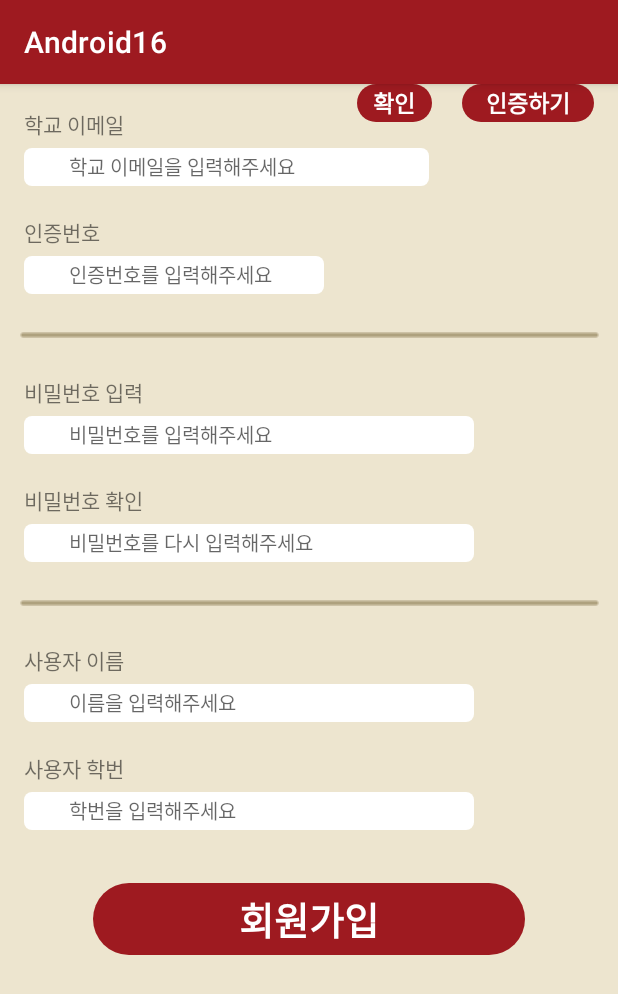
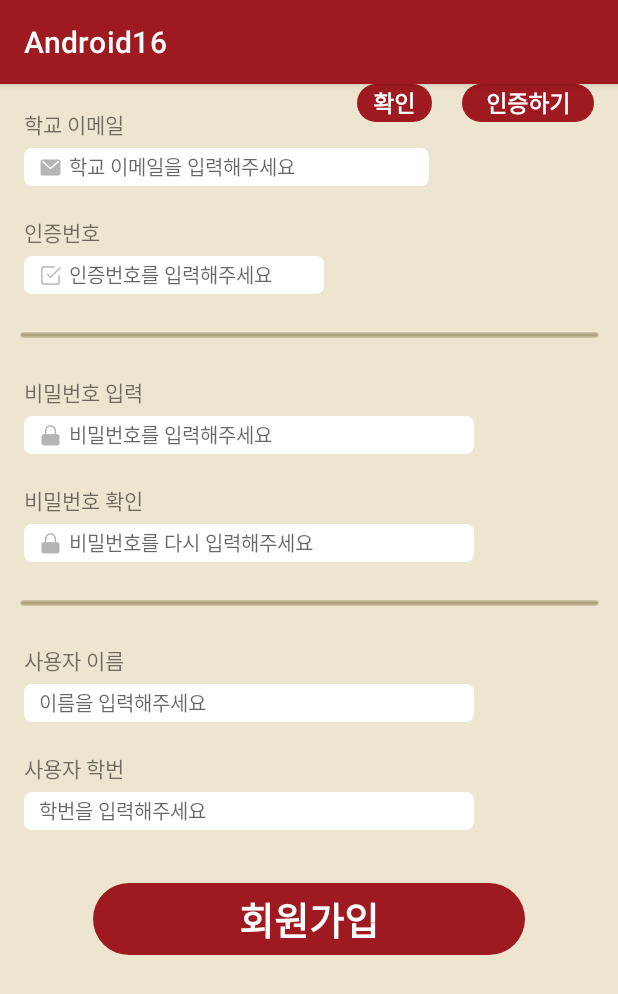
Before and after one commit to whitecastle20/Android16, an Android app: the SignUpActivity screen opened directly, with no data from a screen before it, on a phone screen of 412 x 824 dp. Shown: the top 994 px of the screen. Run offline under Robolectric (Android 15) with nearby library versions, the phone set to English and light mode, and no system bars.

Commit message:
xml correct commit

```diff
--- a/app/src/main/java/kr/co/company/android16/LoginActivity.kt
+++ b/app/src/main/java/kr/co/company/android16/LoginActivity.kt
@@ -34,7 +34,7 @@ class LoginActivity : AppCompatActivity() {
         emailID_editText = findViewById(R.id.emailID_editText)
         email_icon_imageView = findViewById(R.id.email_icon_imageView)
         password_editText = findViewById(R.id.password_editText)
-        password_imageView = findViewById(R.id.password_imageView)
+        password_imageView = findViewById(R.id.password_imageView1)
         login_button = findViewById(R.id.login_button)
         forget_password = findViewById(R.id.forget_password)
         signUp_textView = findViewById(R.id.signUp_textView)
--- a/app/src/main/java/kr/co/company/android16/SignUpActivity.kt
+++ b/app/src/main/java/kr/co/company/android16/SignUpActivity.kt
@@ -14,15 +14,19 @@ class SignUpActivity : AppCompatActivity() {
     // 변수 선언
     lateinit var schoolEmail_textView: TextView
     lateinit var schoolEmail_editText: EditText
+    lateinit var email_icon_imageView:ImageView
     lateinit var emailCheck_button: Button
     lateinit var checkNumber_textView: TextView
     lateinit var checkNumber_editText: EditText
+    lateinit var checkNumber_imageView: ImageView
     lateinit var numberCheck_button: Button
     lateinit var dividingLine_imageView1: ImageView
     lateinit var password_textView: TextView
     lateinit var password_editText: EditText
+    lateinit var password_imageView1: ImageView
     lateinit var rePassword_textView: TextView
     lateinit var rePassword_editText: EditText
+    lateinit var password_imageView2: ImageView
     lateinit var dividingLine_imageView2: ImageView
     lateinit var userName_textView: TextView
     lateinit var userName_editText: EditText
@@ -37,15 +41,19 @@ class SignUpActivity : AppCompatActivity() {
         // 변수 연결
         schoolEmail_textView = findViewById(R.id.schoolEmail_textView)
         schoolEmail_editText = findViewById(R.id.schoolEmail_editText)
+        email_icon_imageView = findViewById(R.id.email_icon_imageView)
         emailCheck_button = findViewById(R.id.emailCheck_button)
         checkNumber_textView = findViewById(R.id.checkNumber_textView)
         checkNumber_editText = findViewById(R.id.checkNumber_editText)
+        checkNumber_imageView = findViewById(R.id.checkNumber_imageView)
         numberCheck_button = findViewById(R.id.numberCheck_button)
         dividingLine_imageView1 = findViewById(R.id.dividingLine_imageView1)
         password_textView = findViewById(R.id.password_textView)
         password_editText = findViewById(R.id.password_editText)
+        password_imageView1 = findViewById(R.id.password_imageView1)
         rePassword_textView = findViewById(R.id.rePassword_textView)
         rePassword_editText = findViewById(R.id.rePassword_editText)
+        password_imageView2 = findViewById(R.id.password_imageView2)
         dividingLine_imageView2 = findViewById(R.id.dividingLine_imageView2)
         userName_textView = findViewById(R.id.userName_textView)
         userName_editText = findViewById(R.id.userName_editText)
--- a/app/src/main/res/layout/activity_login.xml
+++ b/app/src/main/res/layout/activity_login.xml
@@ -64,7 +64,7 @@
         app:layout_constraintTop_toBottomOf="@+id/emailID_editText" />
 
     <ImageView
-        android:id="@+id/password_imageView"
+        android:id="@+id/password_imageView1"
         android:layout_width="30dp"
         android:layout_height="30dp"
         android:layout_marginStart="10dp"
--- a/app/src/main/res/layout/activity_natural_sciences.xml
+++ b/app/src/main/res/layout/activity_natural_sciences.xml
@@ -50,7 +50,7 @@
         android:layout_width="0dp"
         android:layout_height="wrap_content"
         android:layout_marginStart="16dp"
-        android:layout_marginTop="15dp"
+        android:layout_marginTop="16dp"
         android:layout_marginEnd="16dp"
         android:text="식품응용시스템학부"
         app:layout_constraintEnd_toEndOf="parent"
--- a/app/src/main/res/layout/activity_sign_up.xml
+++ b/app/src/main/res/layout/activity_sign_up.xml
@@ -34,6 +34,17 @@
         app:layout_constraintStart_toStartOf="parent"
         app:layout_constraintTop_toBottomOf="@+id/schoolEmail_textView"
         tools:ignore="TouchTargetSizeCheck" />
+
+    <ImageView
+        android:id="@+id/email_icon_imageView"
+        android:layout_width="15dp"
+        android:layout_height="15dp"
+        android:layout_marginStart="10dp"
+        app:layout_constraintBottom_toBottomOf="@+id/schoolEmail_editText"
+        app:layout_constraintStart_toStartOf="@+id/schoolEmail_editText"
+        app:layout_constraintTop_toTopOf="@+id/schoolEmail_editText"
+        app:layout_constraintVertical_bias="0.5"
+        app:srcCompat="@drawable/email_icon_2x" />
 
     <android.widget.Button
         android:id="@+id/emailCheck_button"
@@ -80,6 +91,16 @@
         app:layout_constraintStart_toStartOf="parent"
         app:layout_constraintTop_toBottomOf="@+id/checkNumber_textView"
         tools:ignore="TouchTargetSizeCheck" />
+
+    <ImageView
+        android:id="@+id/checkNumber_imageView"
+        android:layout_width="15dp"
+        android:layout_height="15dp"
+        android:layout_marginStart="10dp"
+        app:layout_constraintBottom_toBottomOf="@+id/checkNumber_editText"
+        app:layout_constraintStart_toStartOf="@+id/checkNumber_editText"
+        app:layout_constraintTop_toTopOf="@+id/checkNumber_editText"
+        app:srcCompat="@drawable/check_number_icon_2x" />
 
     <android.widget.Button
         android:id="@+id/numberCheck_button"
@@ -140,6 +161,16 @@
         app:layout_constraintTop_toBottomOf="@+id/password_textView"
         tools:ignore="TouchTargetSizeCheck" />
 
+    <ImageView
+        android:id="@+id/password_imageView1"
+        android:layout_width="15dp"
+        android:layout_height="15dp"
+        android:layout_marginStart="10dp"
+        app:layout_constraintBottom_toBottomOf="@+id/password_editText"
+        app:layout_constraintStart_toStartOf="@+id/password_editText"
+        app:layout_constraintTop_toTopOf="@+id/password_editText"
+        app:srcCompat="@drawable/password_icon_2x" />
+
     <TextView
         android:id="@+id/rePassword_textView"
         android:layout_width="wrap_content"
@@ -167,6 +198,16 @@
         app:layout_constraintStart_toStartOf="parent"
         app:layout_constraintTop_toBottomOf="@+id/rePassword_textView"
         tools:ignore="TouchTargetSizeCheck" />
+
+    <ImageView
+        android:id="@+id/password_imageView2"
+        android:layout_width="15dp"
+        android:layout_height="15dp"
+        android:layout_marginStart="10dp"
+        app:layout_constraintBottom_toBottomOf="@+id/rePassword_editText"
+        app:layout_constraintStart_toStartOf="@+id/rePassword_editText"
+        app:layout_constraintTop_toTopOf="@+id/rePassword_editText"
+        app:srcCompat="@drawable/password_icon_2x" />
 
     <ImageView
         android:id="@+id/dividingLine_imageView2"
@@ -203,7 +244,7 @@
         android:hint="이름을 입력해주세요"
         android:inputType="textEmailAddress"
         android:minHeight="48dp"
-        android:paddingLeft="30dp"
+        android:paddingLeft="10dp"
         android:textSize="13sp"
         app:layout_constraintStart_toStartOf="parent"
         app:layout_constraintTop_toBottomOf="@+id/userName_textView"
@@ -231,7 +272,7 @@
         android:hint="학번을 입력해주세요"
         android:inputType="textEmailAddress"
         android:minHeight="48dp"
-        android:paddingLeft="30dp"
+        android:paddingLeft="10dp"
         android:textSize="13sp"
         app:layout_constraintStart_toStartOf="parent"
         app:layout_constraintTop_toBottomOf="@+id/userStudentID_textView"
--- a/app/src/main/res/layout/activity_social_sciences.xml
+++ b/app/src/main/res/layout/activity_social_sciences.xml
@@ -25,7 +25,7 @@
         android:layout_width="0dp"
         android:layout_height="wrap_content"
         android:layout_marginStart="16dp"
-        android:layout_marginTop="15dp"
+        android:layout_marginTop="16dp"
         android:layout_marginEnd="16dp"
         android:backgroundTint="#9E1A20"
         android:text="행정학과"
@@ -39,7 +39,7 @@
         android:layout_width="0dp"
         android:layout_height="wrap_content"
         android:layout_marginStart="16dp"
-        android:layout_marginTop="15dp"
+        android:layout_marginTop="16dp"
         android:layout_marginEnd="16dp"
         android:backgroundTint="#9E1A20"
         android:text="교육심리학과"
@@ -67,7 +67,7 @@
         android:layout_width="0dp"
         android:layout_height="wrap_content"
         android:layout_marginStart="16dp"
-        android:layout_marginTop="15dp"
+        android:layout_marginTop="16dp"
         android:layout_marginEnd="16dp"
         android:backgroundTint="#9E1A20"
         android:text="언론영상학부"
@@ -81,7 +81,7 @@
         android:layout_width="0dp"
         android:layout_height="wrap_content"
         android:layout_marginStart="16dp"
-        android:layout_marginTop="15dp"
+        android:layout_marginTop="16dp"
         android:layout_marginEnd="16dp"
         android:backgroundTint="#9E1A20"
         android:text="스포츠운동과학과"
```
Also changed, not shown: app/src/main/res/drawable/check_number_icon_2x.png (added).
